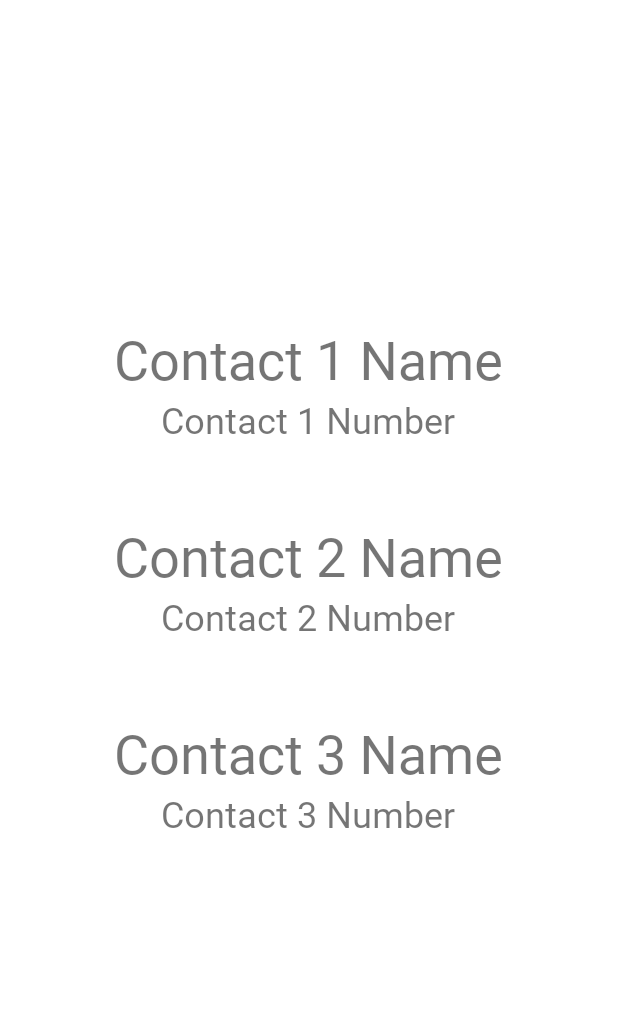
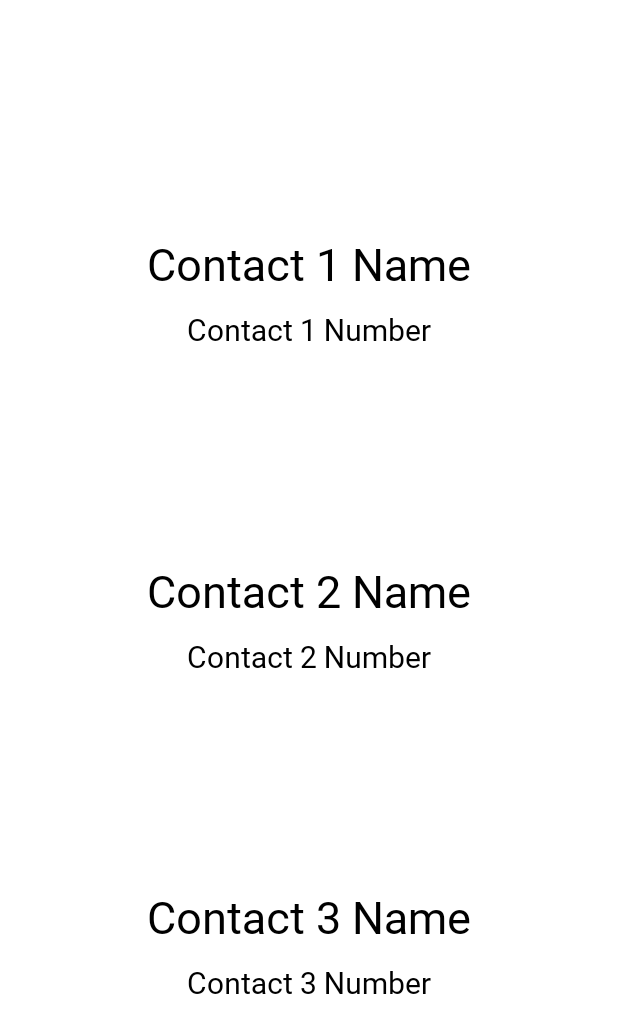
Before and after one commit to gnwsb/fourseasons, an Android app: the fragment ContactFragment shown on its own in the app's theme, on a phone screen of 412 x 824 dp. Shown: the top 1033 px of the screen. Run offline under Robolectric (Android 15) with nearby library versions, the light colour scheme and no system bars.

Commit message:
연락처 배치, 색 수정

```diff
--- a/app/src/main/java/com/example/uma/ContactFragment.kt
+++ b/app/src/main/java/com/example/uma/ContactFragment.kt
@@ -18,7 +18,7 @@
 import androidx.fragment.app.Fragment
 import java.io.BufferedReader
 import java.io.InputStreamReader
-import kotlin.random.Random
+import android.widget.LinearLayout
 
 class ContactFragment : Fragment() {
 
@@ -78,16 +78,20 @@
     }
 
     private fun loadContacts() {
+        val contact1Layout = view?.findViewById<LinearLayout>(R.id.contact_1)
         val contact1NameTextView = view?.findViewById<TextView>(R.id.contact_1_name)
         val contact1NumberTextView = view?.findViewById<TextView>(R.id.contact_1_number)
+        val contact2Layout = view?.findViewById<LinearLayout>(R.id.contact_2)
         val contact2NameTextView = view?.findViewById<TextView>(R.id.contact_2_name)
         val contact2NumberTextView = view?.findViewById<TextView>(R.id.contact_2_number)
+        val contact3Layout = view?.findViewById<LinearLayout>(R.id.contact_3)
         val contact3NameTextView = view?.findViewById<TextView>(R.id.contact_3_name)
         val contact3NumberTextView = view?.findViewById<TextView>(R.id.contact_3_number)
 
         val callLogs = getCallLogs()
         if (callLogs.isNotEmpty()) {
             val sortedContacts = callLogs.entries.sortedByDescending { it.value }.take(3)
+            val contactLayouts = listOf(contact1Layout, contact2Layout, contact3Layout)
             val contactNameViews = listOf(contact1NameTextView, contact2NameTextView, contact3NameTextView)
             val contactNumberViews = listOf(contact1NumberTextView, contact2NumberTextView, contact3NumberTextView)
             for ((index, entry) in sortedContacts.withIndex()) {
@@ -96,12 +100,13 @@
                 val formattedNumber = formatPhoneNumber(number)
                 contactNameViews[index]?.text = contactName
                 contactNumberViews[index]?.text = formattedNumber
-                contactNumberViews[index]?.setOnClickListener {
+                contactLayouts[index]?.setOnClickListener {
                     sendSmsWithSeasonPoem(number)
                 }
             }
         } else {
             val randomContacts = getRandomContacts()
+            val contactLayouts = listOf(contact1Layout, contact2Layout, contact3Layout)
             val contactNameViews = listOf(contact1NameTextView, contact2NameTextView, contact3NameTextView)
             val contactNumberViews = listOf(contact1NumberTextView, contact2NumberTextView, contact3NumberTextView)
             for ((index, contact) in randomContacts.withIndex()) {
@@ -109,7 +114,7 @@
                 val formattedNumber = formatPhoneNumber(number)
                 contactNameViews[index]?.text = name
                 contactNumberViews[index]?.text = formattedNumber
-                contactNumberViews[index]?.setOnClickListener {
+                contactLayouts[index]?.setOnClickListener {
                     sendSmsWithSeasonPoem(number)
                 }
             }
--- a/app/src/main/java/com/example/uma/MusicPlayerFragment.kt
+++ b/app/src/main/java/com/example/uma/MusicPlayerFragment.kt
@@ -1,4 +1,3 @@
-// MusicPlayerFragment.kt
 package com.example.seasonsapp
 
 import android.content.Intent
@@ -45,17 +44,17 @@
         val songTitle: TextView = view.findViewById(R.id.song_title)
         val songArtist: TextView = view.findViewById(R.id.song_artist)
 
-        // 배경색 설정
+        // 배경 이미지 설정
         val rootView: View = view.findViewById(R.id.music_player_root)
         season?.let {
-            val backgroundColor = when (it.lowercase()) {
-                "spring" -> R.color.springColor
-                "summer" -> R.color.summerColor
-                "autumn" -> R.color.autumnColor
-                "winter" -> R.color.winterColor
-                else -> R.color.springColor
+            val backgroundDrawable = when (it.lowercase()) {
+                "spring" -> R.drawable.sprb
+                "summer" -> R.drawable.sumb
+                "autumn" -> R.drawable.autb
+                "winter" -> R.drawable.winb
+                else -> R.drawable.sprb
             }
-            rootView.setBackgroundColor(resources.getColor(backgroundColor, null))
+            rootView.setBackgroundResource(backgroundDrawable)
         }
 
         exitButton.setOnClickListener {
--- a/app/src/main/res/layout/fragment_contact.xml
+++ b/app/src/main/res/layout/fragment_contact.xml
@@ -1,36 +1,40 @@
-<LinearLayout xmlns:android="http://schemas.android.com/apk/res/android"
+<androidx.constraintlayout.widget.ConstraintLayout xmlns:android="http://schemas.android.com/apk/res/android"
+    xmlns:app="http://schemas.android.com/apk/res-auto"
     android:layout_width="match_parent"
     android:layout_height="match_parent"
-    android:orientation="vertical"
-    android:padding="16dp"
-    android:gravity="center">
+    android:padding="16dp">
 
     <LinearLayout
         android:id="@+id/contact_1"
         android:layout_width="wrap_content"
         android:layout_height="wrap_content"
+        android:gravity="center"
         android:orientation="vertical"
-        android:layout_gravity="center"
-        android:gravity="center"
-        android:layout_marginBottom="50dp">
+        app:layout_constraintBottom_toTopOf="@+id/contact_2"
+        app:layout_constraintEnd_toEndOf="parent"
+        app:layout_constraintStart_toStartOf="parent"
+        app:layout_constraintTop_toTopOf="parent">
 
         <TextView
             android:id="@+id/contact_1_name"
             android:layout_width="wrap_content"
             android:layout_height="wrap_content"
+            android:layout_marginBottom="10sp"
+            android:fontFamily="@font/kopubmedium"
             android:gravity="center"
             android:text="Contact 1 Name"
-            android:textSize="36sp"
-            android:fontFamily="@font/kopubmedium"/>
+            android:textSize="30sp"
+            android:textColor="#000000"/>
 
         <TextView
             android:id="@+id/contact_1_number"
             android:layout_width="wrap_content"
             android:layout_height="wrap_content"
+            android:fontFamily="@font/kopublight"
             android:gravity="center"
             android:text="Contact 1 Number"
-            android:textSize="24sp"
-            android:fontFamily="@font/kopublight" />
+            android:textSize="20sp"
+            android:textColor="#000000"/>
     </LinearLayout>
 
     <LinearLayout
@@ -38,9 +42,11 @@
         android:layout_width="wrap_content"
         android:layout_height="wrap_content"
         android:orientation="vertical"
-        android:layout_gravity="center"
         android:gravity="center"
-        android:layout_marginBottom="50dp">
+        app:layout_constraintTop_toBottomOf="@+id/contact_1"
+        app:layout_constraintBottom_toTopOf="@+id/contact_3"
+        app:layout_constraintStart_toStartOf="parent"
+        app:layout_constraintEnd_toEndOf="parent">
 
         <TextView
             android:id="@+id/contact_2_name"
@@ -48,8 +54,10 @@
             android:layout_height="wrap_content"
             android:gravity="center"
             android:text="Contact 2 Name"
-            android:textSize="36sp"
-            android:fontFamily="@font/kopubmedium" />
+            android:textSize="30sp"
+            android:layout_marginBottom="10sp"
+            android:fontFamily="@font/kopubmedium"
+            android:textColor="#000000"/>
 
         <TextView
             android:id="@+id/contact_2_number"
@@ -57,8 +65,9 @@
             android:layout_height="wrap_content"
             android:gravity="center"
             android:text="Contact 2 Number"
-            android:textSize="24sp"
-            android:fontFamily="@font/kopublight" />
+            android:textSize="20sp"
+            android:fontFamily="@font/kopublight"
+            android:textColor="#000000"/>
     </LinearLayout>
 
     <LinearLayout
@@ -66,9 +75,11 @@
         android:layout_width="wrap_content"
         android:layout_height="wrap_content"
         android:orientation="vertical"
-        android:layout_gravity="center"
         android:gravity="center"
-        android:layout_marginBottom="50dp">
+        app:layout_constraintTop_toBottomOf="@+id/contact_2"
+        app:layout_constraintBottom_toBottomOf="parent"
+        app:layout_constraintStart_toStartOf="parent"
+        app:layout_constraintEnd_toEndOf="parent">
 
         <TextView
             android:id="@+id/contact_3_name"
@@ -76,8 +87,10 @@
             android:layout_height="wrap_content"
             android:gravity="center"
             android:text="Contact 3 Name"
-            android:textSize="36sp"
-            android:fontFamily="@font/kopubmedium" />
+            android:textSize="30sp"
+            android:layout_marginBottom="10sp"
+            android:fontFamily="@font/kopubmedium"
+            android:textColor="#000000"/>
 
         <TextView
             android:id="@+id/contact_3_number"
@@ -85,7 +98,8 @@
             android:layout_height="wrap_content"
             android:gravity="center"
             android:text="Contact 3 Number"
-            android:textSize="24sp"
-            android:fontFamily="@font/kopublight" />
+            android:textSize="20sp"
+            android:fontFamily="@font/kopublight"
+            android:textColor="#000000"/>
     </LinearLayout>
-</LinearLayout>
+</androidx.constraintlayout.widget.ConstraintLayout>
```
